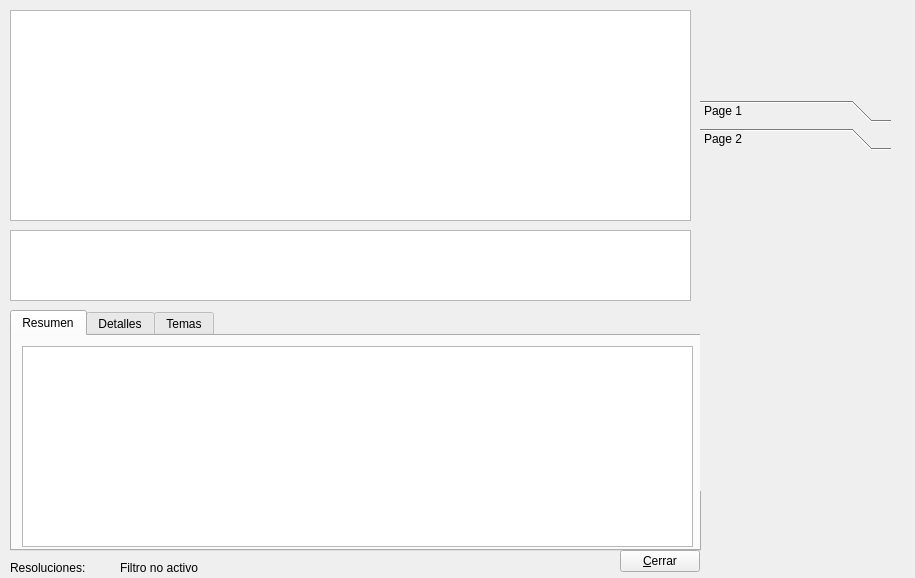
Old version of the form gui/dlgresoluciones.ui in the repository rogorido/qtpredicadores.
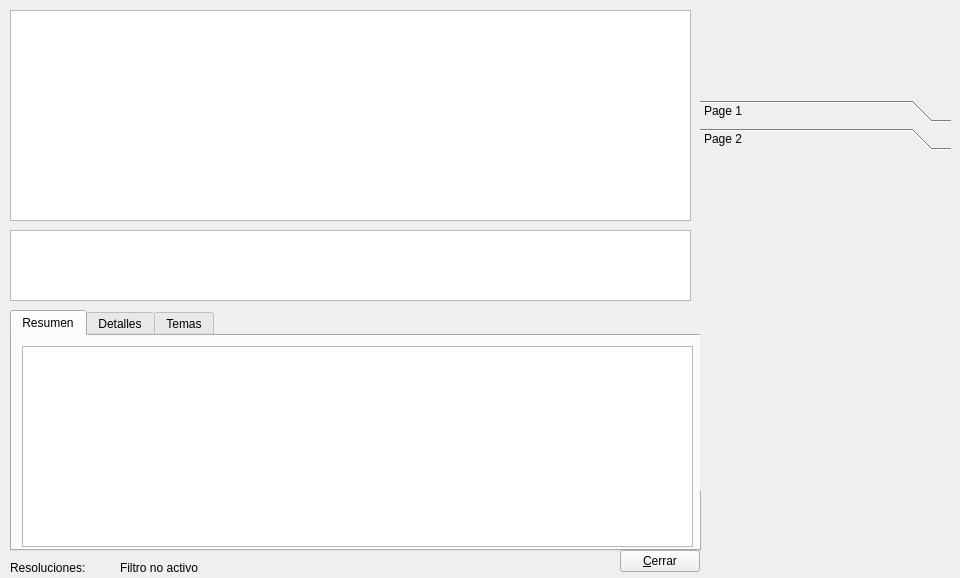
New version of the form. The open tabs and pages were chosen to show the change. Custom widgets are drawn as their Qt base class.

Commit message: Uso del widget en un formulario: funciona!

```diff
--- a/gui/dlgresoluciones.ui
+++ b/gui/dlgresoluciones.ui
@@ -6,7 +6,7 @@
    <rect>
     <x>0</x>
     <y>0</y>
-    <width>915</width>
+    <width>960</width>
     <height>578</height>
    </rect>
   </property>
@@ -164,7 +164,7 @@
     <rect>
      <x>700</x>
      <y>100</y>
-     <width>191</width>
+     <width>251</width>
      <height>391</height>
     </rect>
    </property>
@@ -202,13 +202,23 @@
      <rect>
       <x>0</x>
       <y>0</y>
-      <width>191</width>
+      <width>251</width>
       <height>335</height>
      </rect>
     </property>
     <attribute name="label">
      <string>Page 2</string>
     </attribute>
+    <widget class="WidgetTemas" name="widget" native="true">
+     <property name="geometry">
+      <rect>
+       <x>10</x>
+       <y>10</y>
+       <width>231</width>
+       <height>341</height>
+      </rect>
+     </property>
+    </widget>
    </widget>
   </widget>
   <widget class="QLabel" name="lblTotalResoluciones">
@@ -238,6 +248,14 @@
    </property>
   </widget>
  </widget>
+ <customwidgets>
+  <customwidget>
+   <class>WidgetTemas</class>
+   <extends>QWidget</extends>
+   <header>widgets/widgettemas.h</header>
+   <container>1</container>
+  </customwidget>
+ </customwidgets>
  <resources/>
  <connections/>
 </ui>
```
Left out of the diff: 4 changed lines with no effect on the pictures. The commit also changes 1 other file.
